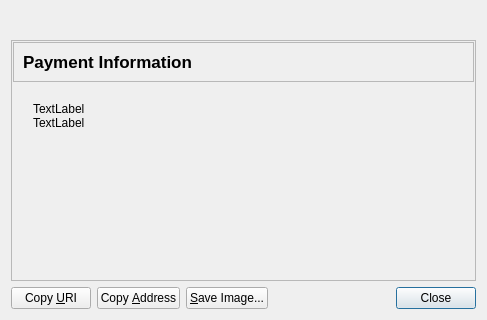
Qt form src/qt/forms/receiverequestdialog.ui (WorldExchange/DWE) before a commit; both pictures show x 0 to 487 and y 277 to 597 of the 487 by 597 pixel window.
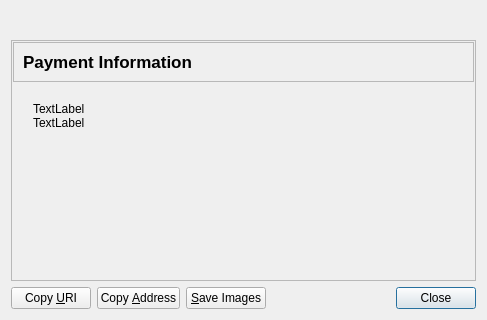
The same form after that commit. Icons and pictures are not drawn. Custom widgets are drawn as their Qt base class.

The edit to the form file:
```diff
--- a/src/qt/forms/receiverequestdialog.ui
+++ b/src/qt/forms/receiverequestdialog.ui
@@ -196,7 +196,11 @@
      <item>
       <widget class="QPushButton" name="btnSaveAs">
        <property name="text">
-        <string>&amp;Save Image...</string>
+        <string>&amp;Save Images</string>
+       </property>
+       <property name="icon">
+        <iconset>
+         <normaloff>../res/icons/btn_save_images_left.png</normaloff>../res/icons/btn_save_images_left.png</iconset>
        </property>
        <property name="autoDefault">
         <bool>false</bool>
@@ -217,9 +221,13 @@
       </spacer>
      </item>
      <item>
-      <widget class="QDialogButtonBox" name="buttonBox">
-       <property name="standardButtons">
-        <set>QDialogButtonBox::Close</set>
+      <widget class="QPushButton" name="buttonBox">
+       <property name="text">
+        <string>Close</string>
+       </property>
+       <property name="icon">
+        <iconset>
+         <normaloff>../res/icons/btn_remove_left.png</normaloff>../res/icons/btn_remove_left.png</iconset>
        </property>
       </widget>
      </item>
```
Left out of the diff: 43 changed lines with no effect on the pictures.
